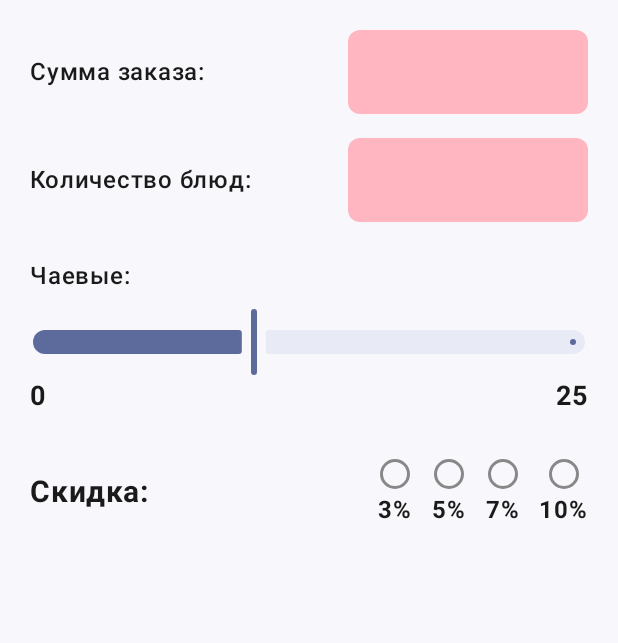
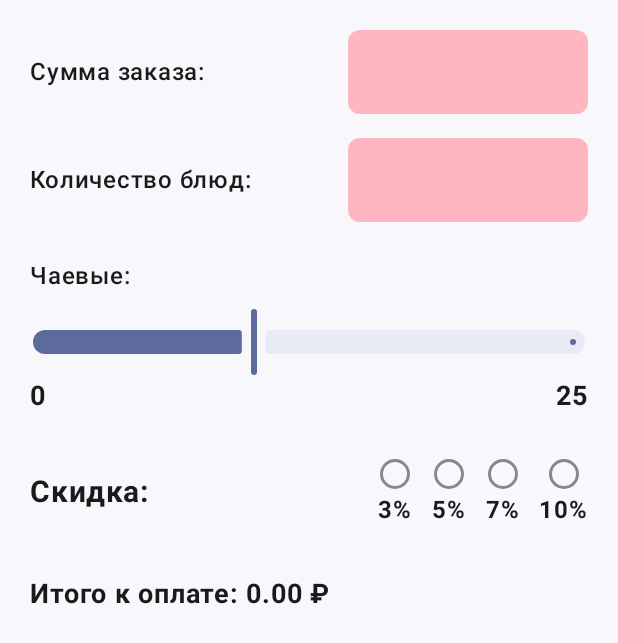
Before and after one commit to nobel-von-it/TipCalc_Andr5, an Android app built with Jetpack Compose: the screen it shows after launch (MainActivity), on a phone screen of 412 x 824 dp. Shown: the top 643 px of the screen. Run offline under Robolectric (Android 15) with nearby library versions, the phone set to English and light mode, and no system bars.

Commit message:
Add simple total amount display

```diff
--- a/app/src/main/java/com/example/tipcalc5/MainActivity.kt
+++ b/app/src/main/java/com/example/tipcalc5/MainActivity.kt
@@ -234,6 +234,22 @@ fun TipCalculatorScreen(modifier: Modifier = Modifier) {
                     }
                 }
             }
+
+            Spacer(modifier = Modifier.height(32.dp))
+
+            // Расчет итоговой суммы без излишеств
+            val orderAmount = orderAmountText.toDoubleOrNull() ?: 0.0
+            val discountAmount = orderAmount * (discountPercent / 100.0)
+            val amountAfterDiscount = (orderAmount - discountAmount).coerceAtLeast(0.0)
+            val tipAmount = amountAfterDiscount * (tipPercent / 100.0)
+            val totalAmount = amountAfterDiscount + tipAmount
+
+            Text(
+                text = "Итого к оплате: %.2f ₽".format(totalAmount),
+                fontSize = 18.sp,
+                fontWeight = FontWeight.Bold,
+                color = DarkTextColor
+            )
         }
     }
 }
```
